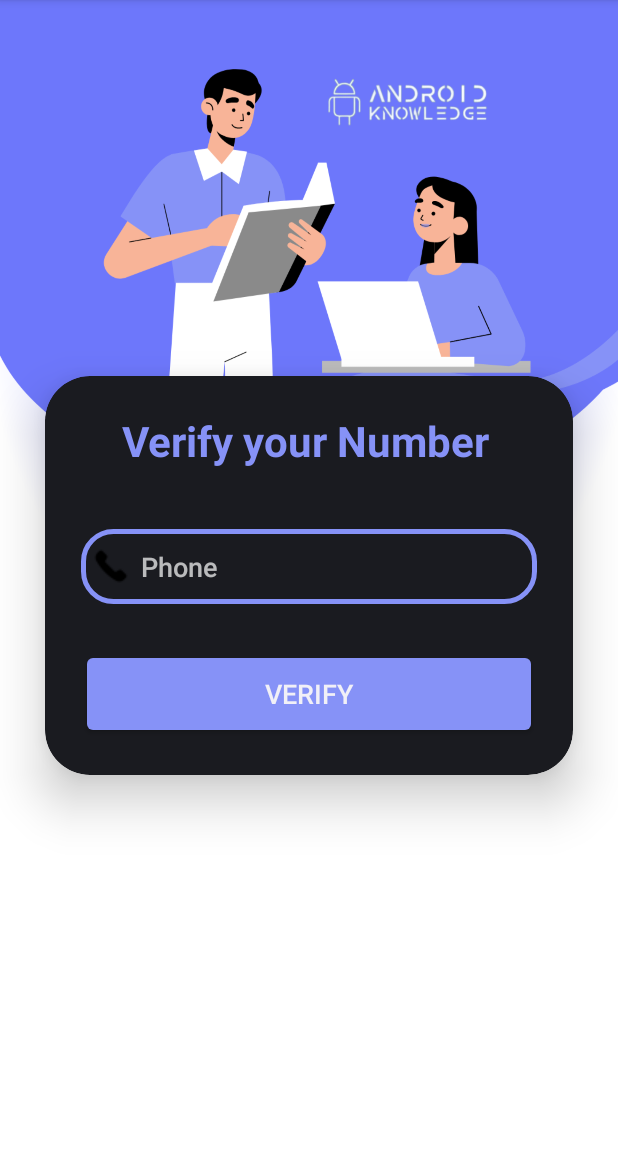
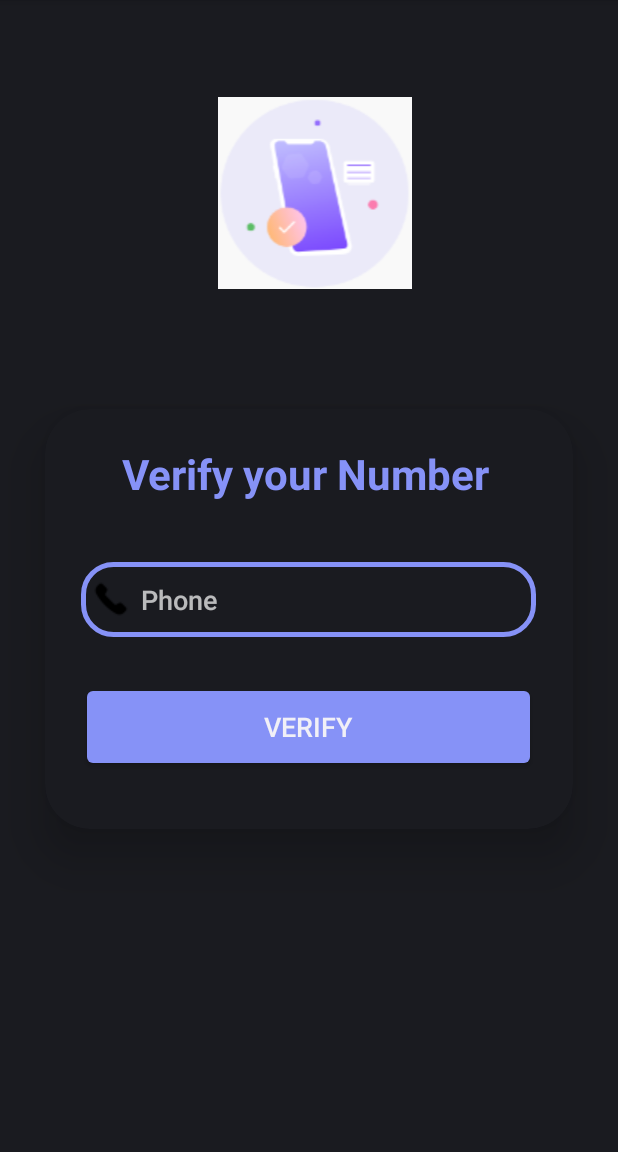
Before and after one commit to Tasnuba106/Simple-login, an Android app: the layout activity_main.xml on its own in the app's theme, with its tools: preview values and no code run, on a phone screen of 412 x 824 dp, the part 84-1236 px from its top. Run offline under Robolectric (Android 15) with nearby library versions, the phone set to English and light mode, and no system bars.

Commit message:
Fix some design changes on login screen

```diff
--- a/app/src/main/java/com/example/loginscreen/MainActivity.java
+++ b/app/src/main/java/com/example/loginscreen/MainActivity.java
@@ -9,10 +9,8 @@ import android.widget.EditText;
 import android.widget.Toast;
 
 public class MainActivity extends AppCompatActivity {
-
     EditText phone;
     Button loginButton;
-
     @Override
     protected void onCreate(Bundle savedInstanceState) {
         super.onCreate(savedInstanceState);
--- a/app/src/main/res/layout/activity_main.xml
+++ b/app/src/main/res/layout/activity_main.xml
@@ -7,8 +7,17 @@
     android:layout_height="match_parent"
     android:orientation="vertical"
     android:gravity="center"
-    android:background="@drawable/background"
     tools:context=".MainActivity">
+
+    <ImageView
+        android:layout_width="159dp"
+        android:layout_height="wrap_content"
+        android:layout_gravity="center_vertical"
+        android:layout_marginLeft="130dp"
+        android:layout_marginTop="-120dp"
+        android:layout_marginRight="50dp"
+        android:layout_marginBottom="50dp"
+        android:src="@drawable/mobile_auth" />
 
     <androidx.cardview.widget.CardView
         android:layout_width="match_parent"
@@ -18,10 +27,10 @@
         app:cardElevation="20dp"
         android:background="@drawable/custom_edittext">
         <LinearLayout
-            android:layout_width="match_parent"
-            android:layout_height="wrap_content"
+            android:layout_width="351dp"
+            android:layout_height="280dp"
+            android:layout_gravity="center_horizontal"
             android:orientation="vertical"
-            android:layout_gravity="center_horizontal"
             android:padding="24dp">
 
             <TextView
@@ -33,28 +42,29 @@
                 android:textColor="@color/purple"
                 android:textSize="28sp"
                 android:textStyle="bold" />
+
             <EditText
+                android:id="@+id/phone"
                 android:layout_width="match_parent"
                 android:layout_height="50dp"
-                android:id="@+id/phone"
+                android:layout_marginTop="40dp"
                 android:background="@drawable/custom_edittext"
                 android:drawableLeft="@drawable/phone"
                 android:drawablePadding="8dp"
                 android:hint="Phone"
                 android:padding="8dp"
                 android:textColor="@color/black"
-                android:textColorHighlight="@color/cardview_dark_background"
-                android:layout_marginTop="40dp"/>
+                android:textColorHighlight="@color/cardview_dark_background" />
 
             <Button
+                android:id="@+id/loginButton"
                 android:layout_width="match_parent"
                 android:layout_height="60dp"
-                android:id="@+id/loginButton"
+                android:layout_marginTop="30dp"
+                android:backgroundTint="@color/purple"
                 android:text="Verify"
                 android:textSize="18sp"
-                android:layout_marginTop="30dp"
-                android:backgroundTint="@color/purple"
-                app:cornerRadius = "20dp"/>
+                app:cornerRadius="20dp" />
         </LinearLayout>
     </androidx.cardview.widget.CardView>
 
```
